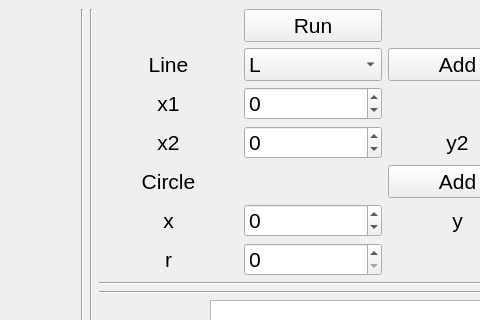
Above: QtGuiApplication1/QtGuiApplication1.ui from XihuaQiao/-_-GUI before the change; both pictures show x 507 to 987 and y 0 to 320 of the 1187 by 649 pixel window. Below: the same form after it.
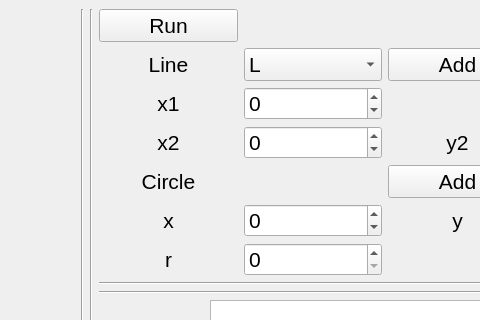
That is the form after the change. Custom widgets are drawn as their Qt base class.

```diff
--- a/QtGuiApplication1/QtGuiApplication1.ui
+++ b/QtGuiApplication1/QtGuiApplication1.ui
@@ -153,18 +153,6 @@
           </property>
          </widget>
         </item>
-        <item row="0" column="1">
-         <widget class="QPushButton" name="btn_run">
-          <property name="font">
-           <font>
-            <pointsize>16</pointsize>
-           </font>
-          </property>
-          <property name="text">
-           <string>Run</string>
-          </property>
-         </widget>
-        </item>
         <item row="3" column="4">
          <widget class="QSpinBox" name="sbox_line_y2">
           <property name="font">
@@ -329,6 +317,18 @@
           </property>
          </widget>
         </item>
+        <item row="0" column="0">
+         <widget class="QPushButton" name="btn_run">
+          <property name="font">
+           <font>
+            <pointsize>16</pointsize>
+           </font>
+          </property>
+          <property name="text">
+           <string>Run</string>
+          </property>
+         </widget>
+        </item>
        </layout>
       </item>
       <item>
```
